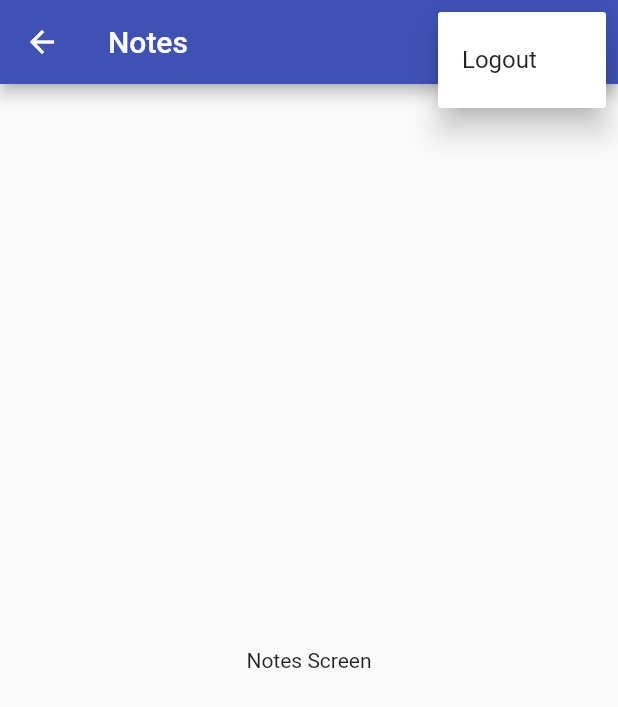
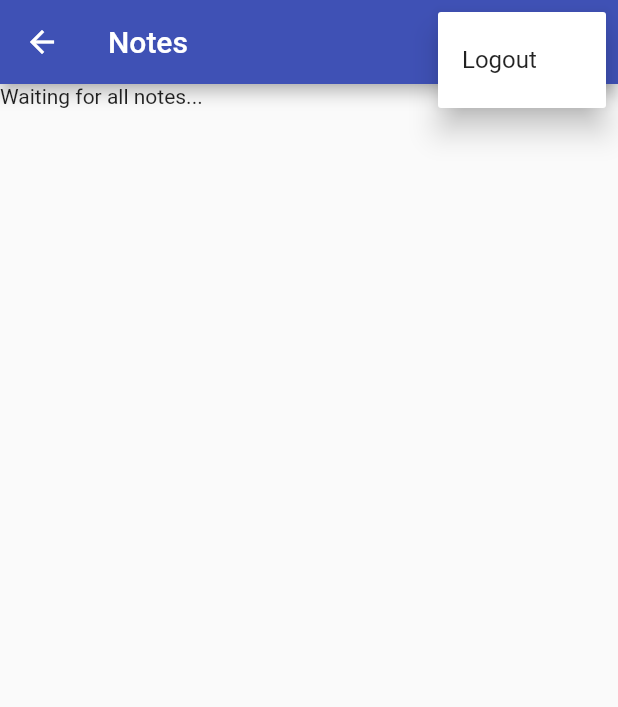
Before and after one commit to amirovsunnat/mynotes, a Flutter app: the NotesScreen screen opened by its route, after a tap on the "more vert" icon, on a phone screen of 412 x 824 dp. Shown: the top 707 px of the screen. Run offline on Flutter 3.47's test engine with Material 2 defaults, Android fonts, the phone set to English and light mode, and no system bars; our stand-ins replace another_flushbar, firebase_auth, firebase_core, google_fonts, lottie, sqflite; accounts and stored records are empty; generated files the repository leaves out were written again; network calls fail.

Commit message:
Prepare notes view to read all notes.

```diff
--- a/lib/screens/notes_screen.dart
+++ b/lib/screens/notes_screen.dart
@@ -4,6 +4,7 @@ import 'package:google_fonts/google_fonts.dart';
 import 'package:mynotes/constants/routes.dart';
 import 'package:mynotes/enums/menu_action.dart';
 import 'package:mynotes/services/auth/auth_service.dart';
+import 'package:mynotes/services/crud/notes_service.dart';
 
 class NotesScreen extends StatefulWidget {
   const NotesScreen({super.key});
@@ -13,6 +14,22 @@ class NotesScreen extends StatefulWidget {
 }
 
 class _NotesScreenState extends State<NotesScreen> {
+  late final NotesService _notesService;
+  String get userEmail => AuthService.firebase().currentUser!.email!;
+
+  @override
+  void initState() {
+    _notesService = NotesService();
+    _notesService.open();
+    super.initState();
+  }
+
+  @override
+  void dispose() {
+    _notesService.close();
+    super.dispose();
+  }
+
   @override
   Widget build(BuildContext context) {
     return Scaffold(
@@ -43,8 +60,28 @@ class _NotesScreenState extends State<NotesScreen> {
           )
         ],
       ),
-      body: const Center(
-        child: Text("Notes Screen"),
+      body: FutureBuilder(
+        future: _notesService.getOrCreateUser(
+          email: userEmail,
+        ),
+        builder: (context, snapshot) {
+          switch (snapshot.connectionState) {
+            case ConnectionState.done:
+              return StreamBuilder(
+                stream: _notesService.allNotes,
+                builder: (context, snapshot) {
+                  switch (snapshot.connectionState) {
+                    case ConnectionState.waiting:
+                      return const Text("Waiting for all notes...");
+                    default:
+                      return const CircularProgressIndicator();
+                  }
+                },
+              );
+            default:
+              return const CircularProgressIndicator();
+          }
+        },
       ),
     );
   }
--- a/lib/services/auth/auth_user.dart
+++ b/lib/services/auth/auth_user.dart
@@ -4,9 +4,14 @@ import 'package:flutter/foundation.dart';
 @immutable
 class AuthUser {
   final bool isEmailVerified;
+  final String? email;
+  const AuthUser({
+    required this.isEmailVerified,
+    required this.email,
+  });
 
-  const AuthUser({required this.isEmailVerified});
-
-  factory AuthUser.fromFirebase(User user) =>
-      AuthUser(isEmailVerified: user.emailVerified);
+  factory AuthUser.fromFirebase(User user) => AuthUser(
+        isEmailVerified: user.emailVerified,
+        email: user.email,
+      );
 }
--- a/lib/services/crud/notes_service.dart
+++ b/lib/services/crud/notes_service.dart
@@ -1,5 +1,4 @@
 import 'dart:async';
-import 'dart:js_util';
 import 'package:flutter/foundation.dart';
 import 'package:sqflite/sqflite.dart';
 import 'package:path_provider/path_provider.dart';
@@ -12,8 +11,14 @@ class NotesService {
 
   List<DatabaseNote> _notes = [];
 
+  static final NotesService _shared = NotesService._sharedInstance();
+  NotesService._sharedInstance();
+  factory NotesService() => _shared;
+
   final _notesStreamController =
       StreamController<List<DatabaseNote>>.broadcast();
+
+  Stream<List<DatabaseNote>> get allNotes => _notesStreamController.stream;
 
   Future<DatabaseUser> getOrCreateUser({required String email}) async {
     try {
@@ -31,6 +36,14 @@ class NotesService {
     final allNotes = await getAllNotes();
     _notes = allNotes.toList();
     _notesStreamController.add(_notes);
+  }
+
+  Future<void> _ensureDbIsOpen() async {
+    try {
+      await open();
+    } on DatabaseAlreadyOpenException {
+      // empty
+    }
   }
 
   Future<void> open() async {
@@ -72,6 +85,7 @@ class NotesService {
   }
 
   Future<void> deleteUser({required String email}) async {
+    await _ensureDbIsOpen();
     final db = _getDatabaseOrThrow();
     final deletedCount = await db.delete(
       userTable,
@@ -84,6 +98,7 @@ class NotesService {
   }
 
   Future<DatabaseUser> createUser({required String email}) async {
+    await _ensureDbIsOpen();
     final db = _getDatabaseOrThrow();
     final results = await db.query(
       userTable,
@@ -106,6 +121,7 @@ class NotesService {
   }
 
   Future<DatabaseUser> getUser({required String email}) async {
+    await _ensureDbIsOpen();
     final db = _getDatabaseOrThrow();
     final results = await db.query(
       userTable,
@@ -121,6 +137,7 @@ class NotesService {
   }
 
   Future<DatabaseNote> createNote({required DatabaseUser owner}) async {
+    await _ensureDbIsOpen();
     final db = _getDatabaseOrThrow();
 
     //  make sure owner exists in the database with the correct id
@@ -150,6 +167,7 @@ class NotesService {
   }
 
   Future<void> deleteNote({required int id}) async {
+    await _ensureDbIsOpen();
     final db = _getDatabaseOrThrow();
     final deleteCount = await db.delete(
       noteTable,
@@ -165,6 +183,7 @@ class NotesService {
   }
 
   Future<int> deleteAllNote() async {
+    await _ensureDbIsOpen();
     final db = _getDatabaseOrThrow();
     final numberOfDeletions = await db.delete(noteTable);
     _notes = [];
@@ -173,6 +192,7 @@ class NotesService {
   }
 
   Future<DatabaseNote> getNote({required int id}) async {
+    await _ensureDbIsOpen();
     final db = _getDatabaseOrThrow();
     final notes = await db.query(
       noteTable,
@@ -193,6 +213,7 @@ class NotesService {
   }
 
   Future<Iterable<DatabaseNote>> getAllNotes() async {
+    await _ensureDbIsOpen();
     final db = _getDatabaseOrThrow();
     final notes = await db.query(noteTable);
 
@@ -203,6 +224,7 @@ class NotesService {
     required DatabaseNote note,
     required String text,
   }) async {
+    await _ensureDbIsOpen();
     final db = _getDatabaseOrThrow();
 
     // make sure note exist
```
Also changed, not shown: pubspec.lock, 2 other files.
